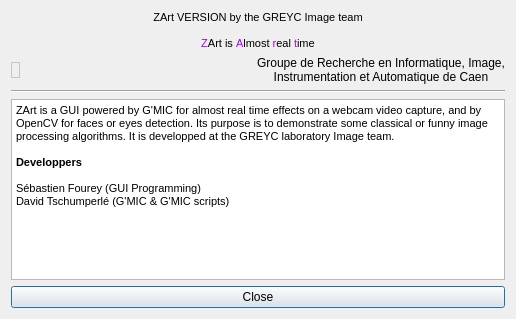
First picture: the form in zart/ui/DialogAbout.ui, repository Ichthyostega/Gmic-deb, before the edit.
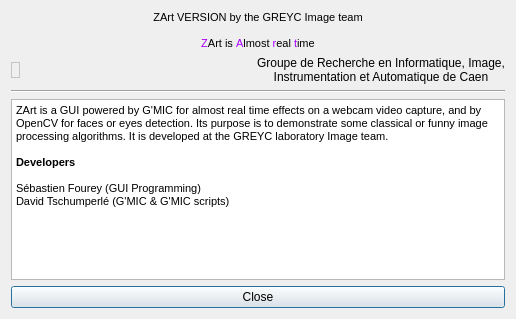
Second picture: the form after the edit. Icons and pictures are not drawn.

The edit to the form file:
```diff
--- a/zart/ui/DialogAbout.ui
+++ b/zart/ui/DialogAbout.ui
@@ -538,9 +538,9 @@
 &lt;html&gt;&lt;head&gt;&lt;meta name=&quot;qrichtext&quot; content=&quot;1&quot; /&gt;&lt;style type=&quot;text/css&quot;&gt;
 p, li { white-space: pre-wrap; }
 &lt;/style&gt;&lt;/head&gt;&lt;body style=&quot; font-family:'Sans'; font-size:8pt; font-weight:400; font-style:normal;&quot;&gt;
-&lt;p style=&quot; margin-top:0px; margin-bottom:0px; margin-left:0px; margin-right:0px; -qt-block-indent:0; text-indent:0px;&quot;&gt;ZArt is a GUI powered by G'MIC for almost real time effects on a webcam video capture, and by OpenCV for faces or eyes detection. Its purpose is to demonstrate some classical or funny image processing algorithms. It is developped at the GREYC laboratory Image team.&lt;/p&gt;
+&lt;p style=&quot; margin-top:0px; margin-bottom:0px; margin-left:0px; margin-right:0px; -qt-block-indent:0; text-indent:0px;&quot;&gt;ZArt is a GUI powered by G'MIC for almost real time effects on a webcam video capture, and by OpenCV for faces or eyes detection. Its purpose is to demonstrate some classical or funny image processing algorithms. It is developed at the GREYC laboratory Image team.&lt;/p&gt;
 &lt;p style=&quot;-qt-paragraph-type:empty; margin-top:0px; margin-bottom:0px; margin-left:0px; margin-right:0px; -qt-block-indent:0; text-indent:0px;&quot;&gt;&lt;/p&gt;
-&lt;p style=&quot; margin-top:0px; margin-bottom:0px; margin-left:0px; margin-right:0px; -qt-block-indent:0; text-indent:0px;&quot;&gt;&lt;span style=&quot; font-weight:600;&quot;&gt;Developpers&lt;/span&gt;&lt;/p&gt;
+&lt;p style=&quot; margin-top:0px; margin-bottom:0px; margin-left:0px; margin-right:0px; -qt-block-indent:0; text-indent:0px;&quot;&gt;&lt;span style=&quot; font-weight:600;&quot;&gt;Developers&lt;/span&gt;&lt;/p&gt;
 &lt;p style=&quot;-qt-paragraph-type:empty; margin-top:0px; margin-bottom:0px; margin-left:0px; margin-right:0px; -qt-block-indent:0; text-indent:0px;&quot;&gt;&lt;/p&gt;
 &lt;p style=&quot; margin-top:0px; margin-bottom:0px; margin-left:0px; margin-right:0px; -qt-block-indent:0; text-indent:0px;&quot;&gt;Sébastien Fourey (GUI Programming)&lt;/p&gt;
 &lt;p style=&quot; margin-top:0px; margin-bottom:0px; margin-left:0px; margin-right:0px; -qt-block-indent:0; text-indent:0px;&quot;&gt;David Tschumperlé (G'MIC &amp;amp; G'MIC scripts)&lt;/p&gt;&lt;/body&gt;&lt;/html&gt;</string>
```
